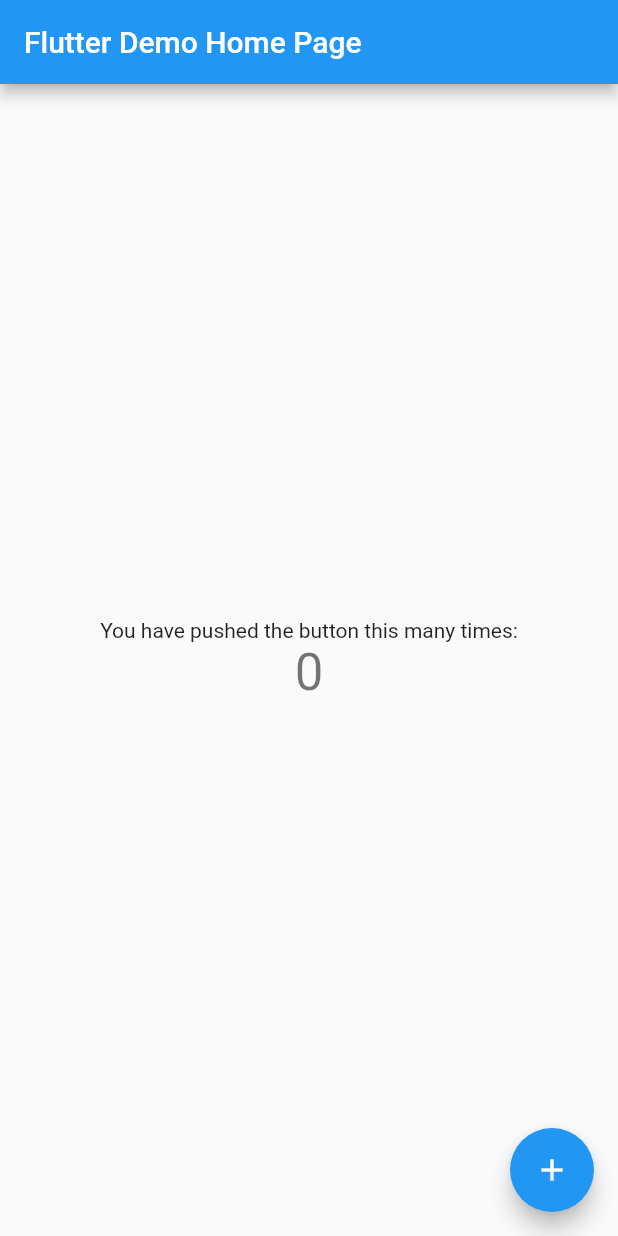
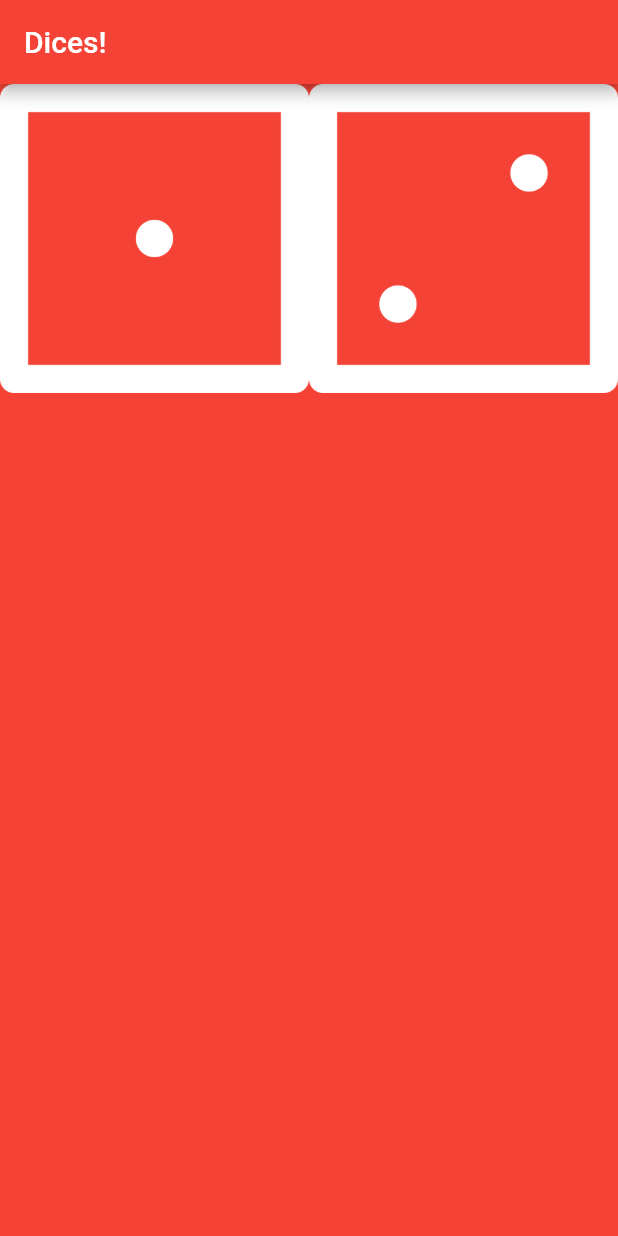
Before and after one commit to miguelopezv/dice-app, a Flutter app: the screen it shows after launch, on a phone screen of 412 x 824 dp. Run offline on Flutter 3.47's test engine with Material 2 defaults, Android fonts, the phone set to English and light mode, and no system bars.

Commit message:
initial dice layout

```diff
--- a/lib/main.dart
+++ b/lib/main.dart
@@ -1,111 +1,27 @@
 import 'package:flutter/material.dart';
 
-void main() => runApp(MyApp());
+void main() => runApp(MaterialApp(
+      home: Scaffold(
+          backgroundColor: Colors.red,
+          appBar: AppBar(
+            title: Text('Dices!'),
+            backgroundColor: Colors.red,
+          ),
+          body: DiceApp()),
+    ));
 
-class MyApp extends StatelessWidget {
-  // This widget is the root of your application.
+class DiceApp extends StatelessWidget {
   @override
   Widget build(BuildContext context) {
-    return MaterialApp(
-      title: 'Flutter Demo',
-      theme: ThemeData(
-        // This is the theme of your application.
-        //
-        // Try running your application with "flutter run". You'll see the
-        // application has a blue toolbar. Then, without quitting the app, try
-        // changing the primarySwatch below to Colors.green and then invoke
-        // "hot reload" (press "r" in the console where you ran "flutter run",
-        // or simply save your changes to "hot reload" in a Flutter IDE).
-        // Notice that the counter didn't reset back to zero; the application
-        // is not restarted.
-        primarySwatch: Colors.blue,
-      ),
-      home: MyHomePage(title: 'Flutter Demo Home Page'),
+    return Row(
+      children: <Widget>[
+        Expanded(
+          child: Image.asset('images/dice1.png'),
+        ),
+        Expanded(
+          child: Image.asset('images/dice2.png'),
+        ),
+      ],
     );
   }
 }
-
-class MyHomePage extends StatefulWidget {
-  MyHomePage({Key key, this.title}) : super(key: key);
-
-  // This widget is the home page of your application. It is stateful, meaning
-  // that it has a State object (defined below) that contains fields that affect
-  // how it looks.
-
-  // This class is the configuration for the state. It holds the values (in this
-  // case the title) provided by the parent (in this case the App widget) and
-  // used by the build method of the State. Fields in a Widget subclass are
-  // always marked "final".
-
-  final String title;
-
-  @override
-  _MyHomePageState createState() => _MyHomePageState();
-}
-
-class _MyHomePageState extends State<MyHomePage> {
-  int _counter = 0;
-
-  void _incrementCounter() {
-    setState(() {
-      // This call to setState tells the Flutter framework that something has
-      // changed in this State, which causes it to rerun the build method below
-      // so that the display can reflect the updated values. If we changed
-      // _counter without calling setState(), then the build method would not be
-      // called again, and so nothing would appear to happen.
-      _counter++;
-    });
-  }
-
-  @override
-  Widget build(BuildContext context) {
-    // This method is rerun every time setState is called, for instance as done
-    // by the _incrementCounter method above.
-    //
-    // The Flutter framework has been optimized to make rerunning build methods
-    // fast, so that you can just rebuild anything that needs updating rather
-    // than having to individually change instances of widgets.
-    return Scaffold(
-      appBar: AppBar(
-        // Here we take the value from the MyHomePage object that was created by
-        // the App.build method, and use it to set our appbar title.
-        title: Text(widget.title),
-      ),
-      body: Center(
-        // Center is a layout widget. It takes a single child and positions it
-        // in the middle of the parent.
-        child: Column(
-          // Column is also a layout widget. It takes a list of children and
-          // arranges them vertically. By default, it sizes itself to fit its
-          // children horizontally, and tries to be as tall as its parent.
-          //
-          // Invoke "debug painting" (press "p" in the console, choose the
-          // "Toggle Debug Paint" action from the Flutter Inspector in Android
-          // Studio, or the "Toggle Debug Paint" command in Visual Studio Code)
-          // to see the wireframe for each widget.
-          //
-          // Column has various properties to control how it sizes itself and
-          // how it positions its children. Here we use mainAxisAlignment to
-          // center the children vertically; the main axis here is the vertical
-          // axis because Columns are vertical (the cross axis would be
-          // horizontal).
-          mainAxisAlignment: MainAxisAlignment.center,
-          children: <Widget>[
-            Text(
-              'You have pushed the button this many times:',
-            ),
-            Text(
-              '$_counter',
-              style: Theme.of(context).textTheme.display1,
-            ),
-          ],
-        ),
-      ),
-      floatingActionButton: FloatingActionButton(
-        onPressed: _incrementCounter,
-        tooltip: 'Increment',
-        child: Icon(Icons.add),
-      ), // This trailing comma makes auto-formatting nicer for build methods.
-    );
-  }
-}
```
